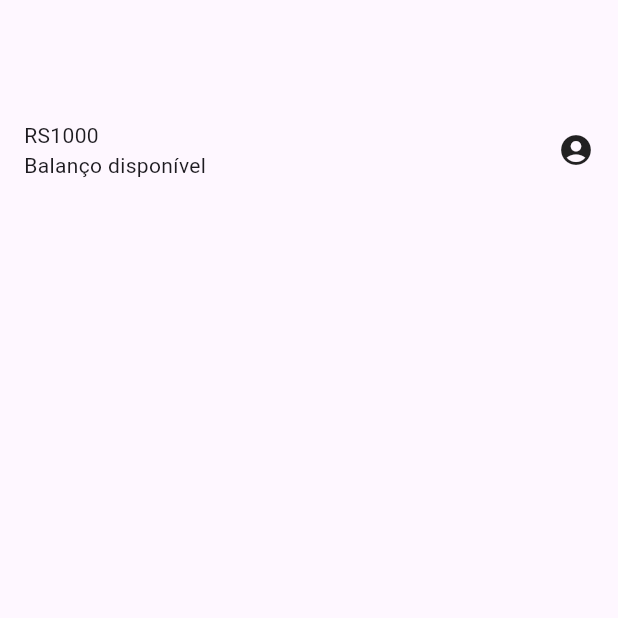
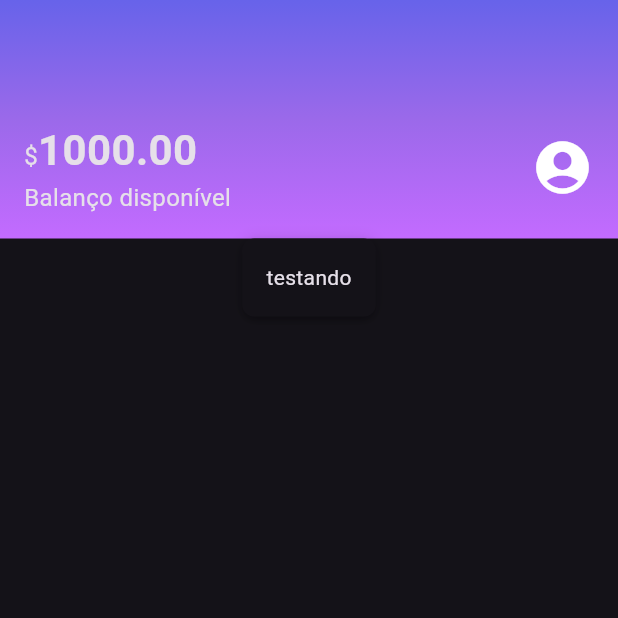
Before and after one commit to mikaelcaua/project_bank, a Flutter app: the screen it shows after launch, on a phone screen of 412 x 824 dp, the top half of it. Run offline on Flutter 3.47's test engine with Material 3 defaults, Android fonts, the phone set to English and light mode, and no system bars.

Commit message:
Criar BoxCard e temas

```diff
--- /dev/null
+++ b/lib/components/box_card.dart
@@ -0,0 +1,20 @@
+import 'package:flutter/material.dart';
+
+class BoxCard extends StatelessWidget {
+  const BoxCard({super.key, required this.boxContent});
+  final Widget boxContent;
+
+  @override
+  Widget build(BuildContext context) {
+    return Container(
+      padding: EdgeInsets.all(16),
+      decoration: BoxDecoration(
+        color: Theme.of(context).cardColor,
+        boxShadow: kElevationToShadow[3],
+        borderRadius: BorderRadius.all(Radius.circular(8))
+      ),
+
+      child: boxContent,
+    );
+  }
+}
--- a/lib/components/sections/header.dart
+++ b/lib/components/sections/header.dart
@@ -5,17 +5,52 @@ class Header extends StatelessWidget {
 
   @override
   Widget build(BuildContext context) {
-    return const Padding(
-      padding: EdgeInsets.fromLTRB(16.0, 80.0,16.0,16.0),
+    return Container(
+      decoration: const BoxDecoration(
+        gradient: LinearGradient(
+          begin: Alignment.topCenter,
+          end: Alignment.bottomCenter,
+          colors: <Color>[
+            Color.fromRGBO(103, 99, 234, 1),
+            Color.fromRGBO(155, 105, 234, 1),
+            Color.fromRGBO(195, 107, 255, 1),
+
+          ],
+        ),
+      ),
+      child: const Padding(
+        padding: EdgeInsets.fromLTRB(16.0, 80.0, 16.0, 16.0),
         child: Row(
           mainAxisAlignment: MainAxisAlignment.spaceBetween,
           children: [
             Column(
               crossAxisAlignment: CrossAxisAlignment.start,
-            children: [Text('RS1000'), Text("Balanço disponível")],
+              children: [
+                Text.rich(
+                  TextSpan(
+                    text: '\$',
+                    style: TextStyle(fontSize: 16),
+                    children: [
+                      TextSpan(
+                        text: '1000.00',
+                        style: TextStyle(
+                            fontWeight: FontWeight.bold, fontSize: 28),
                       ),
-          Icon(Icons.account_circle),
                     ],
+                  ),
+                ),
+                Text(
+                  "Balanço disponível",
+                  style: TextStyle(fontSize: 16),
+                ),
+              ],
+            ),
+            Icon(
+              Icons.account_circle,
+              size: 42,
+            ),
+          ],
+        ),
       ),
     );
   }
--- a/lib/main.dart
+++ b/lib/main.dart
@@ -1,5 +1,6 @@
 import 'package:flutter/material.dart';
 import 'package:project_bank/screens/home.dart';
+import 'package:project_bank/themes/my_theme.dart';
 
 void main() {
   runApp(const Alubank());
@@ -12,6 +13,7 @@
   Widget build(BuildContext context) {
     return MaterialApp(
       title: "Alubank",
+      theme: MyTheme,
       home: Home(),
     );
   }
--- a/lib/screens/home.dart
+++ b/lib/screens/home.dart
@@ -1,4 +1,5 @@
 import 'package:flutter/material.dart';
+import 'package:project_bank/components/box_card.dart';
 import 'package:project_bank/components/sections/header.dart';
 
 class Home extends StatelessWidget {
@@ -10,6 +11,7 @@ class Home extends StatelessWidget {
       body: Column(
         children: [
           Header(),
+          BoxCard(boxContent: Text('testando'))
         ],
       ),
     );
--- /dev/null
+++ b/lib/themes/my_theme.dart
@@ -0,0 +1,7 @@
+import 'package:flutter/material.dart';
+
+ThemeData MyTheme = ThemeData(
+  primarySwatch: Colors.purple,
+  primaryColor: Colors.purple,
+  brightness: Brightness.dark
+);
```
Lines whose indentation alone changed are shown as unchanged.
